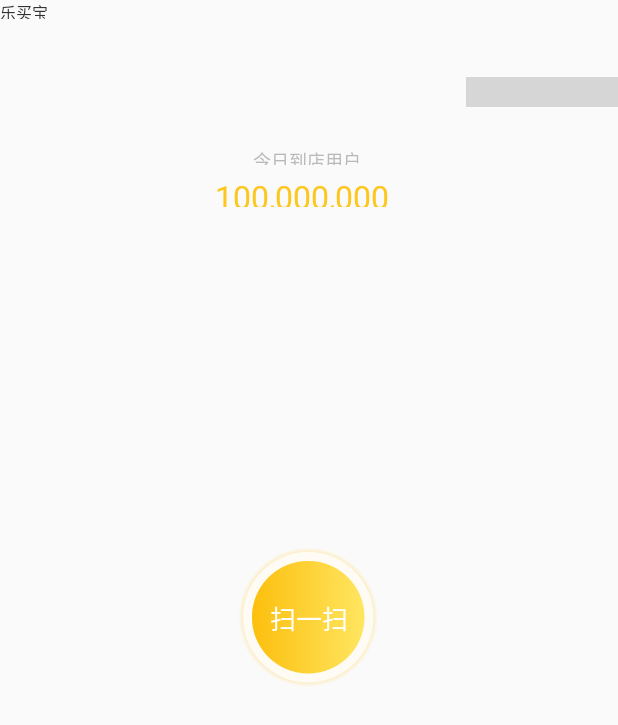
After one commit to SaberrrC/AutoStoreDemo, an Android app: the layout activity_main_layout.xml on its own in the app's theme, with its tools: preview values and no code run, on a phone screen of 412 x 824 dp. The commit adds this screen. Shown: the top 725 px of the screen. Run offline under Robolectric (Android 15) with nearby library versions, the light colour scheme and no system bars; grey boxes are pictures that could not be loaded.

Commit message:
[wangrui]提交部分代码

```diff
--- a/app/src/main/AndroidManifest.xml
+++ b/app/src/main/AndroidManifest.xml
@@ -31,6 +31,8 @@
         <activity android:name=".activity.LoginActivity"></activity>
         <activity android:name=".wxapi.WXEntryActivity"></activity>
         <activity android:name=".activity.FaceIdentify"></activity>
+        <activity android:name=".activity.BuyRecordActivity"></activity>
+        <activity android:name=".activity.VersionInfoActivity"></activity>
     </application>
 
 </manifest>
--- a/app/src/main/java/com/shanlin/autostore/fragment/MainFragment.java
+++ b/app/src/main/java/com/shanlin/autostore/fragment/MainFragment.java
@@ -23,7 +23,7 @@ public class MainFragment extends BaseFragment {
 
     @Override
     protected int initLayout() {
-        return R.layout.fragment_main_layout;
+        return R.layout.activity_main_layout;
     }
 
     @Override
--- /dev/null
+++ b/app/src/main/res/layout/activity_main_layout.xml
@@ -0,0 +1,61 @@
+<?xml version="1.0" encoding="utf-8"?>
+<RelativeLayout xmlns:android="http://schemas.android.com/apk/res/android"
+              android:layout_width="match_parent"
+              android:layout_height="match_parent">
+
+    <TextView
+        android:layout_width="152px"
+        android:layout_height="30px"
+        android:gravity="center"
+        android:layout_alignParentRight="true"
+        android:layout_marginTop="77px"
+        android:layout_marginLeft="249px"
+        android:background="@mipmap/face_cetify_bg"
+        android:text="完善身份，智能购物"
+        android:textColor="#FF999999"
+        android:textSize="12px"
+        />
+
+    <TextView
+        android:id="@+id/tv_today_user_num"
+        android:layout_centerHorizontal="true"
+        android:layout_marginTop="147px"
+        android:layout_width="111px"
+        android:layout_height="18px"
+        android:text="今日到店用户"
+        android:textColor="#FFB9B9B9"
+        android:textSize="18px"
+        />
+
+    <TextView
+        android:id="@+id/user_num"
+        android:layout_marginTop="10px"
+        android:layout_below="@id/tv_today_user_num"
+        android:layout_centerHorizontal="true"
+        android:layout_width="187px"
+        android:layout_height="32px"
+        android:text="100,000,000"
+        android:textColor="#FFFCC71F"
+        android:textSize="32px"
+        />
+
+    <Button
+        android:background="@mipmap/scan_bg"
+        android:layout_width="140px"
+        android:layout_height="140px"
+        android:text="扫一扫"
+        android:layout_centerInParent="true"
+        android:textColor="#FFFFFFFF"
+        android:textSize="26px"
+        android:id="@+id/btn_scan_bg"/>
+
+    <TextView
+        android:layout_width="49px"
+        android:layout_height="19px"
+        android:text="乐买宝"
+        android:textColor="#FF333333"
+        android:textSize="16px"
+        />
+
+
+</RelativeLayout>
```
Also changed, not shown: app/src/main/java/com/shanlin/autostore/MainActivity.java (+16 -65 lines), app/src/main/java/com/shanlin/autostore/fragment/BuyRecordFragment.java (deleted, +0 -37 lines), app/src/main/java/com/shanlin/autostore/fragment/VersionInfoFragment.java (deleted, +0 -40 lines), app/src/main/res/layout/activity_buyrecord_layout.xml (renamed from app/src/main/res/layout/fragment_buyrecord_layout.xml, +5 -2 lines), app/src/main/res/layout/activity_main.xml (+7 -12 lines), app/src/main/res/layout/activity_version_info_layout.xml (renamed from app/src/main/res/layout/fragment_version_info_layout.xml, +10 -5 lines), app/src/main/res/layout/fragment_main_layout.xml (deleted, +0 -25 lines), app/src/main/res/layout/left_menu_layout.xml (+7 -13 lines).
